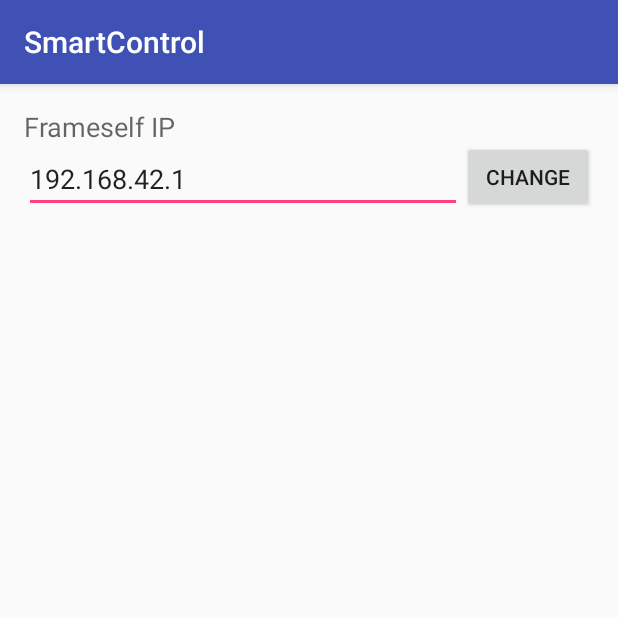
After one commit to gautierenaud/SmartHouse, an Android app: the ChangeParams screen opened directly, with no data from a screen before it, on a phone screen of 412 x 824 dp, the top half of it. The commit adds this screen. Run offline under Robolectric (Android 15) with nearby library versions, the phone set to English and light mode, and no system bars.

Commit message:
enable editing parameters from Android

```diff
--- a/SmartControl/app/src/main/java/toulouse/insa/smartcontrol/communicate/MultipurposeCollector.java
+++ b/SmartControl/app/src/main/java/toulouse/insa/smartcontrol/communicate/MultipurposeCollector.java
@@ -4,13 +4,14 @@ import java.util.concurrent.ArrayBlockingQueue;
 
 import frameself.Collector;
 import frameself.format.Event;
+import toulouse.insa.smartcontrol.params.Parameters;
 
 /**
  * Created by gautierenaud on 09/05/16.
  */
 public class MultipurposeCollector {
 
-    public static Collector collector = new Collector("192.168.150.4",5000);
+    public static Collector collector = new Collector(Parameters.getFrameselfAddress(), 5000);
 
     public static ArrayBlockingQueue<Event> eventQueue = new ArrayBlockingQueue<>(50);
 
--- /dev/null
+++ b/SmartControl/app/src/main/java/toulouse/insa/smartcontrol/params/Parameters.java
@@ -0,0 +1,17 @@
+package toulouse.insa.smartcontrol.params;
+
+/**
+ * Created by gautierenaud on 10/05/16.
+ */
+public class Parameters {
+
+    private static String frameselfAddress = "192.168.42.1";
+
+    public static String getFrameselfAddress() {
+        return frameselfAddress;
+    }
+
+    public static void setFrameselfAddress(String frameselfAddress) {
+        Parameters.frameselfAddress = frameselfAddress;
+    }
+}
--- /dev/null
+++ b/SmartControl/app/src/main/res/layout/activity_change_params.xml
@@ -0,0 +1,36 @@
+<?xml version="1.0" encoding="utf-8"?>
+<RelativeLayout
+    xmlns:android="http://schemas.android.com/apk/res/android"
+    xmlns:tools="http://schemas.android.com/tools"
+    android:layout_width="match_parent"
+    android:layout_height="match_parent"
+    android:paddingBottom="@dimen/activity_vertical_margin"
+    android:paddingLeft="@dimen/activity_horizontal_margin"
+    android:paddingRight="@dimen/activity_horizontal_margin"
+    android:paddingTop="@dimen/activity_vertical_margin"
+    tools:context="toulouse.insa.smartcontrol.viewactivities.ChangeParams">
+
+    <TextView
+        android:id="@+id/param_frameself_ip_title"
+        android:layout_width="wrap_content"
+        android:layout_height="wrap_content"
+        android:textAppearance="?android:attr/textAppearanceMedium"
+        android:text="Frameself IP"
+        android:layout_alignParentTop="true" android:layout_alignParentLeft="true"
+        android:layout_alignParentStart="true"/>
+    <EditText
+        android:layout_width="wrap_content"
+        android:layout_height="wrap_content"
+        android:id="@+id/param_frameself_ip_value"
+        android:layout_below="@+id/param_frameself_ip_title"
+        android:layout_toLeftOf="@+id/param_framself_ip_validate"
+        android:layout_alignParentLeft="true" android:layout_alignParentStart="true"/>
+    <Button
+        android:layout_width="wrap_content"
+        android:layout_height="wrap_content"
+        android:text="Change"
+        android:id="@+id/param_framself_ip_validate"
+        android:onClick="SetNewFrameselfIP"
+        android:layout_alignBottom="@+id/param_frameself_ip_value"
+        android:layout_alignParentRight="true" android:layout_alignParentEnd="true"/>
+</RelativeLayout>
--- a/SmartControl/app/src/main/res/menu/activity_list_all_rules_drawer.xml
+++ b/SmartControl/app/src/main/res/menu/activity_list_all_rules_drawer.xml
@@ -12,10 +12,10 @@
             android:title="Sensors" />
     </group>
 
-    <item android:title="Communicate">
+    <item android:title="Others">
         <menu>
-            <item android:id="@+id/nav_share" android:icon="@drawable/ic_menu_share"
-                android:title="Share" />
+            <item android:id="@+id/nav_settings" android:icon="@drawable/ic_menu_manage"
+                android:title="Settings"/>
             <item android:id="@+id/nav_send" android:icon="@drawable/ic_menu_send"
                 android:title="Send" />
         </menu>
```
Also changed, not shown: SmartControl/app/src/main/AndroidManifest.xml (+8 -6 lines), SmartControl/app/src/main/java/toulouse/insa/smartcontrol/communicate/ListAckReceiver.java (+7 -4 lines), SmartControl/app/src/main/java/toulouse/insa/smartcontrol/communicate/ListReqSender.java (+32 -19 lines), SmartControl/app/src/main/java/toulouse/insa/smartcontrol/viewactivities/ChangeParams.java (added, +89 -0 lines), SmartControl/app/src/main/java/toulouse/insa/smartcontrol/viewactivities/ListAllRules.java (+14 -2 lines).
